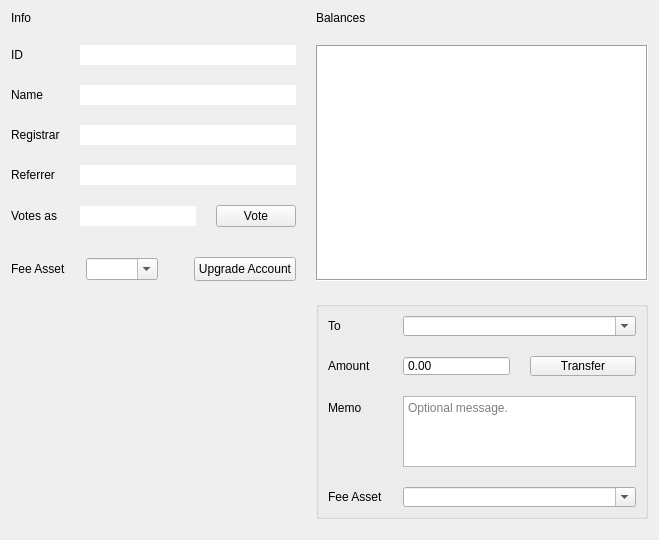
The window that bitsharesqt/dashboard.ui (jhtitor/citadel) describes before a commit, drawn with Qt 5.
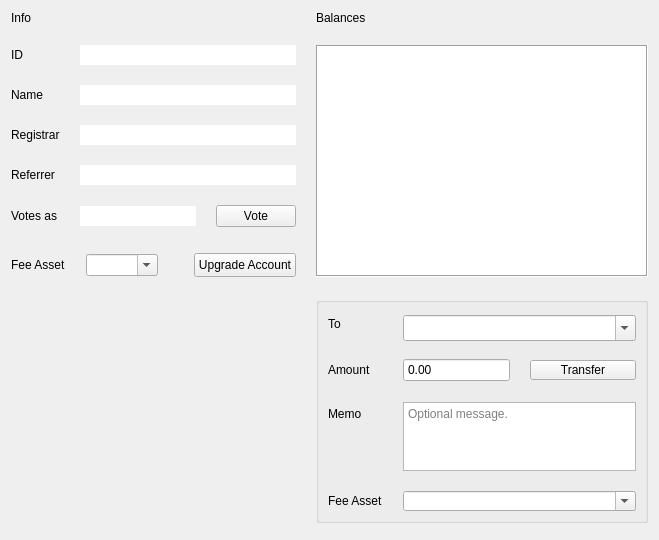
The same window after the commit.

What changed in the file:
```diff
--- a/bitsharesqt/dashboard.ui
+++ b/bitsharesqt/dashboard.ui
@@ -73,7 +73,7 @@
           <property name="minimumSize">
            <size>
             <width>0</width>
-            <height>20</height>
+            <height>26</height>
            </size>
           </property>
           <property name="maximumSize">
@@ -112,7 +112,7 @@
           <property name="minimumSize">
            <size>
             <width>0</width>
-            <height>20</height>
+            <height>24</height>
            </size>
           </property>
           <property name="locale">
```
